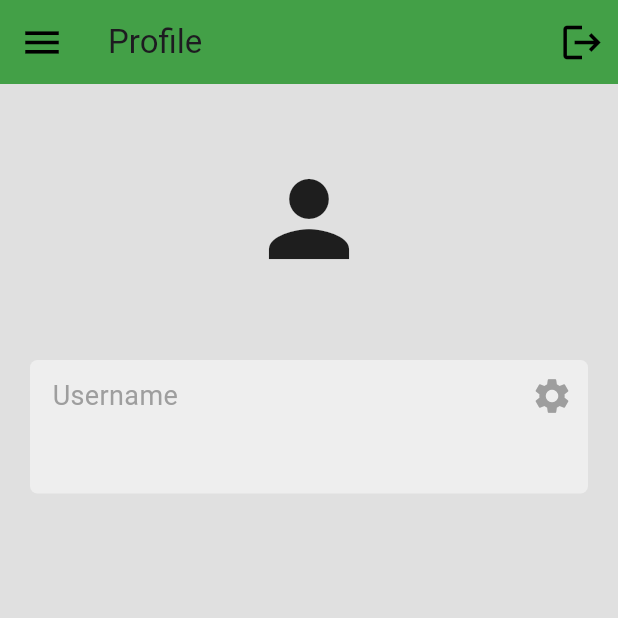
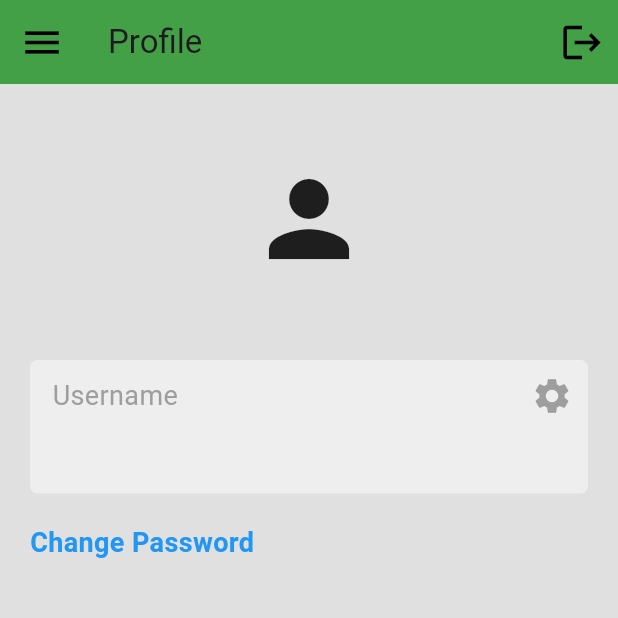
Before and after one commit to harithh07/WheresTheHalal, a Flutter app: the ProfilePage screen opened directly, on a phone screen of 412 x 824 dp, the top half of it. Run offline on Flutter 3.47's test engine with Material 3 defaults, Android fonts, the phone set to English and light mode, and no system bars; our stand-ins replace cloud_firestore, firebase_auth, firebase_core, flutter_rating, geolocator, google_maps_flutter and 1 more; accounts and stored records are empty; network calls fail.

Commit message:
added app logo and password reset

```diff
--- a/wheres_the_halal/lib/pages/profile_page.dart
+++ b/wheres_the_halal/lib/pages/profile_page.dart
@@ -5,6 +5,7 @@ import 'package:flutter/widgets.dart';
 import 'package:wheres_the_halal/components/textbox.dart';
 import 'package:wheres_the_halal/pages/auth_page.dart';
 import 'package:wheres_the_halal/components/menu_drawer.dart';
+import 'package:wheres_the_halal/pages/forgot_pw_page.dart';
 
 class ProfilePage extends StatefulWidget {
 
@@ -139,7 +140,41 @@ class _ProfilePageState extends State<ProfilePage> {
                   text: userData['username'],
                   sectionName: 'Username',
                   onPressed: () => editField('username')
-                )
+                ),
+
+                SizedBox(
+                height: 20,
+                  ),
+
+                Padding(
+                padding: const EdgeInsets.only(left: 20),
+                child: Row(
+
+                  children: [
+                    GestureDetector(
+                      key: Key('forgot_pw_button'),
+                      onTap: (){
+                        Navigator.push(
+                          context,
+                          MaterialPageRoute(
+                            builder: (context){
+                              return ForgotPasswordPage();
+                            },
+                          ),
+                        );
+                      },
+                      child: Text(
+                        'Change Password',
+                          style: TextStyle(
+                            color: Colors.blue[500],
+                            fontWeight: FontWeight.bold,
+                            fontSize: 18,
+                        ),
+                      ),
+                    ),
+                  ],
+                ),
+              ),
               ],
             );
           } else if (snapshot.hasError) {
--- a/wheres_the_halal/pubspec.yaml
+++ b/wheres_the_halal/pubspec.yaml
@@ -49,6 +49,12 @@ dependencies:
 dev_dependencies:
   flutter_test:
     sdk: flutter
+  flutter_launcher_icons: "^0.13.1"
+
+flutter_launcher_icons:
+  android: "launcher_icon"
+  ios: true
+  image_path: "lib/images/applogo.png"
   integration_test:
     sdk: flutter
 
```
Also changed, not shown: wheres_the_halal/lib/pages/login_page.dart (+4 -4 lines), wheres_the_halal/lib/images/applogo.png (added), wheres_the_halal/lib/images/wth logo.png (added), wheres_the_halal/pubspec.lock, 29 other files.
